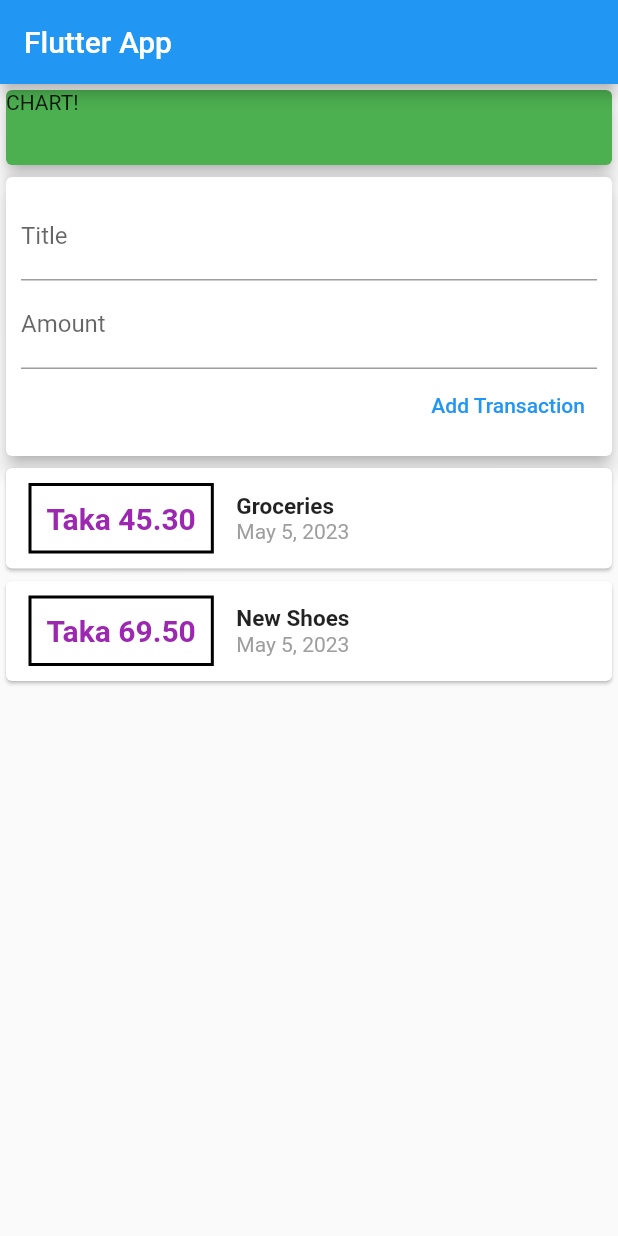
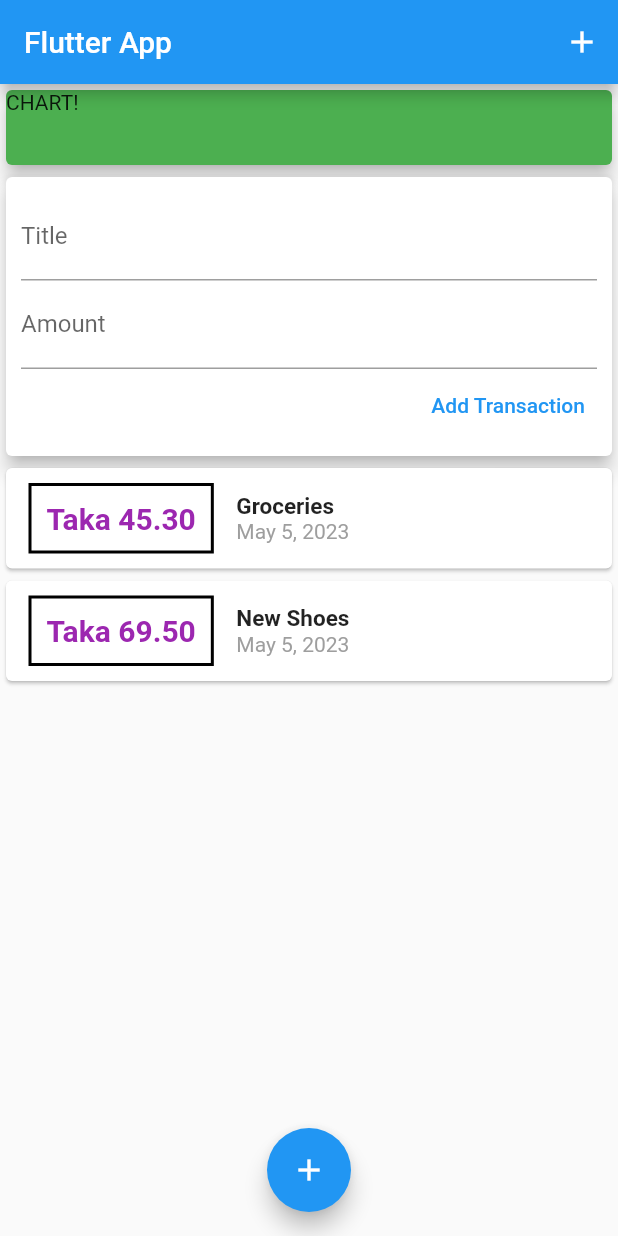
Before and after one commit to jaahhiid/expenses_counter, a Flutter app: the screen it shows after launch, after a tap on "Add Transaction", on a phone screen of 412 x 824 dp. Run offline on Flutter 3.47's test engine with Material 2 defaults, Android fonts, the phone set to English and light mode, and no system bars.

Commit message:
adding button

```diff
--- a/lib/main.dart
+++ b/lib/main.dart
@@ -31,6 +31,12 @@ class MyHomePage extends StatelessWidget {
     return Scaffold(
       appBar: AppBar(
         title: Text('Flutter App'),
+        actions: [
+          IconButton(
+            onPressed: (() {}),
+            icon: Icon(Icons.add),
+          ),
+        ],
       ),
       body: SingleChildScrollView(
         child: Column(
@@ -53,6 +59,11 @@ class MyHomePage extends StatelessWidget {
           ],
         ),
       ),
+      floatingActionButtonLocation: FloatingActionButtonLocation.centerFloat,
+      floatingActionButton: FloatingActionButton(
+        child: Icon(Icons.add),
+        onPressed: () {},
+      ),
     );
   }
 }
--- a/lib/widgets/new_transaction.dart
+++ b/lib/widgets/new_transaction.dart
@@ -49,11 +49,7 @@ class NewTransaction extends StatelessWidget {
               //
             ),
             TextButton(
-              onPressed: () {
-                submitData;
-                // print(titleInput);
-                // print(amountInput);
-              },
+              onPressed: submitData,
               child: Text(
                 'Add Transaction',
               ),
```
